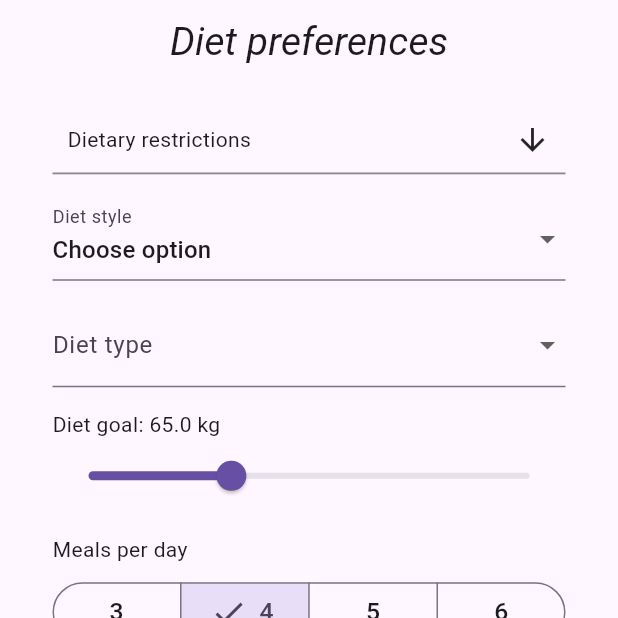
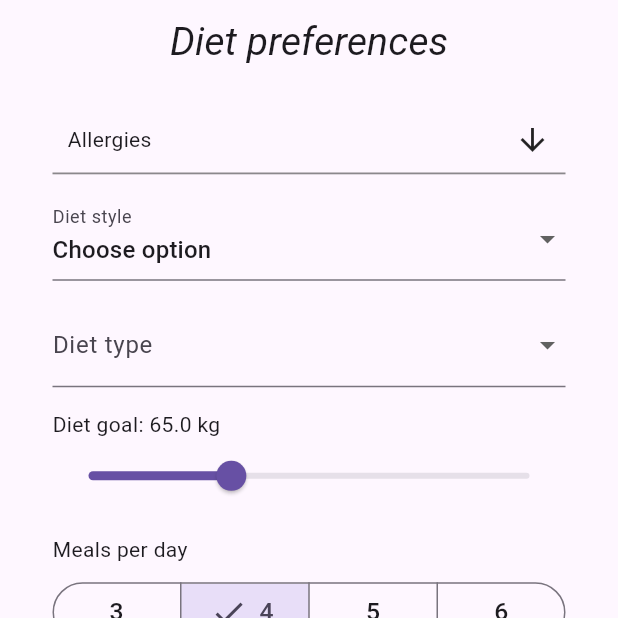
Before and after one commit to LukaszKluza/Foodini, a Flutter app: the DietPreferencesScreen screen opened by its route, on a phone screen of 412 x 824 dp, the top half of it. Run offline on Flutter 3.47's test engine with Material 3 defaults, Android fonts, the phone set to English and light mode, and no system bars; drawn by our look-alikes of multi_select_flutter; our stand-ins replace auto_size_text, cached_network_image, country_picker, dio, equatable, flutter_bloc and 7 more; missing offline and left inert: dio_cache_interceptor, http_cache_hive_store, universal_html, workmanager; accounts and stored records are empty; statements that could not run were skipped.

Commit message:
#193-add-dietstyle-enum-to-diet-preferences-form. Rename DietaryRestriction to Allergies

```diff
--- a/frontend/lib/blocs/user_details/diet_form_bloc.dart
+++ b/frontend/lib/blocs/user_details/diet_form_bloc.dart
@@ -54,10 +54,10 @@ class DietFormBloc extends Bloc<DietFormEvent, DietFormState> {
       }
     });
 
-    on<UpdateDietaryRestrictions>((event, emit) {
+    on<UpdateAllergies>((event, emit) {
       if (state is DietFormSubmit) {
         final currentState = state as DietFormSubmit;
-        emit(currentState.copyWith(allergies: event.dietaryRestrictions));
+        emit(currentState.copyWith(allergies: event.allergies));
       }
     });
 
@@ -186,7 +186,7 @@ class DietFormBloc extends Bloc<DietFormEvent, DietFormState> {
       currentState.weight,
       currentState.dateOfBirth,
       currentState.dietType,
-      currentState.dietaryRestrictions,
+      currentState.allergies,
       currentState.dietGoal,
       currentState.mealsPerDay,
       currentState.dailyBudget,
@@ -216,7 +216,7 @@ class DietFormBloc extends Bloc<DietFormEvent, DietFormState> {
         dateOfBirth: currentState.dateOfBirth!,
         dietType: currentState.dietType!,
         dietStyle: currentState.dietStyle,
-        dietaryRestrictions: currentState.dietaryRestrictions!,
+        allergies: currentState.allergies!,
         dietGoal: currentState.dietGoal!,
         mealsPerDay: currentState.mealsPerDay!,
         dietIntensity: currentState.dietIntensity!,
--- a/frontend/lib/config/app_config.dart
+++ b/frontend/lib/config/app_config.dart
@@ -27,16 +27,16 @@ class AppConfig {
     DietStyle.keto: AppLocalizations.of(context)!.dietStyle_Keto,
   };
 
-  static Map<DietaryRestriction, String> dietaryRestrictionLabels(BuildContext context) => {
-    DietaryRestriction.gluten: AppLocalizations.of(context)!.dietaryRestriction_Gluten,
-    DietaryRestriction.peanuts: AppLocalizations.of(context)!.dietaryRestriction_Peanuts,
-    DietaryRestriction.lactose: AppLocalizations.of(context)!.dietaryRestriction_Lactose,
-    DietaryRestriction.fish: AppLocalizations.of(context)!.dietaryRestriction_Fish,
-    DietaryRestriction.soy: AppLocalizations.of(context)!.dietaryRestriction_Soy,
-    DietaryRestriction.wheat: AppLocalizations.of(context)!.dietaryRestriction_Wheat,
-    DietaryRestriction.celery: AppLocalizations.of(context)!.dietaryRestriction_Celery,
-    DietaryRestriction.sulphites: AppLocalizations.of(context)!.dietaryRestriction_Sulphites,
-    DietaryRestriction.lupin: AppLocalizations.of(context)!.dietaryRestriction_Lupin
+  static Map<Allergies, String> allergiesLabels(BuildContext context) => {
+    Allergies.gluten: AppLocalizations.of(context)!.allergies_Gluten,
+    Allergies.peanuts: AppLocalizations.of(context)!.allergies_Peanuts,
+    Allergies.lactose: AppLocalizations.of(context)!.allergies_Lactose,
+    Allergies.fish: AppLocalizations.of(context)!.allergies_Fish,
+    Allergies.soy: AppLocalizations.of(context)!.allergies_Soy,
+    Allergies.wheat: AppLocalizations.of(context)!.allergies_Wheat,
+    Allergies.celery: AppLocalizations.of(context)!.allergies_Celery,
+    Allergies.sulphites: AppLocalizations.of(context)!.allergies_Sulphites,
+    Allergies.lupin: AppLocalizations.of(context)!.allergies_Lupin
   };
 
   static Map<DietIntensity, String> dietIntensityLabels(
--- a/frontend/lib/events/user_details/diet_form_events.dart
+++ b/frontend/lib/events/user_details/diet_form_events.dart
@@ -48,10 +48,10 @@ class UpdateDietStyle extends DietFormEvent {
   UpdateDietStyle(this.dietStyle);
 }
 
-class UpdateDietaryRestrictions extends DietFormEvent {
-  final List<DietaryRestriction> dietaryRestrictions;
+class UpdateAllergies extends DietFormEvent {
+  final List<Allergies> allergies;
 
-  UpdateDietaryRestrictions(this.dietaryRestrictions);
+  UpdateAllergies(this.allergies);
 }
 
 class UpdateDietGoal extends DietFormEvent {
--- a/frontend/lib/l10n/app_en.arb
+++ b/frontend/lib/l10n/app_en.arb
@@ -59,7 +59,7 @@
   "dietType": "Diet type",
   "requiredDietType": "Diet type is required",
   "dietStyle": "Diet style",
-  "dietaryRestrictions": "Dietary restrictions",
+  "allergies": "Allergies",
   "dietGoal": "Diet goal",
   "enterYourDietGoal": "Enter your diet goal",
   "weightKg": "Weight (kg)",
@@ -102,15 +102,15 @@
   "dietType_MuscleGain": "Muscle Gain",
   "dietType_WeightMaintenance": "Weight Maintenance",
 
-  "dietaryRestriction_Gluten": "Gluten",
-  "dietaryRestriction_Peanuts": "Peanuts",
-  "dietaryRestriction_Lactose": "Lactose",
-  "dietaryRestriction_Fish": "Fish",
-  "dietaryRestriction_Soy": "Soy",
-  "dietaryRestriction_Wheat": "Wheat",
-  "dietaryRestriction_Celery": "Celery",
-  "dietaryRestriction_Sulphites": "Sulphites",
-  "dietaryRestriction_Lupin": "Lupin",
+  "allergies_Gluten": "Gluten",
+  "allergies_Peanuts": "Peanuts",
+  "allergies_Lactose": "Lactose",
+  "allergies_Fish": "Fish",
+  "allergies_Soy": "Soy",
+  "allergies_Wheat": "Wheat",
+  "allergies_Celery": "Celery",
+  "allergies_Sulphites": "Sulphites",
+  "allergies_Lupin": "Lupin",
 
   "dietStyle_Vegetarian": "Vegetarian",
   "dietStyle_Vegan": "Vegan",
--- a/frontend/lib/l10n/app_localizations.dart
+++ b/frontend/lib/l10n/app_localizations.dart
@@ -449,11 +449,11 @@ abstract class AppLocalizations {
   /// **'Diet style'**
   String get dietStyle;
 
-  /// No description provided for @dietaryRestrictions.
+  /// No description provided for @allergies.
   ///
   /// In en, this message translates to:
-  /// **'Dietary restrictions'**
-  String get dietaryRestrictions;
+  /// **'Allergies'**
+  String get allergies;
 
   /// No description provided for @dietGoal.
   ///
@@ -695,59 +695,59 @@ abstract class AppLocalizations {
   /// **'Weight Maintenance'**
   String get dietType_WeightMaintenance;
 
-  /// No description provided for @dietaryRestriction_Gluten.
+  /// No description provided for @allergies_Gluten.
   ///
   /// In en, this message translates to:
   /// **'Gluten'**
-  String get dietaryRestriction_Gluten;
+  String get allergies_Gluten;
 
-  /// No description provided for @dietaryRestriction_Peanuts.
+  /// No description provided for @allergies_Peanuts.
   ///
   /// In en, this message translates to:
   /// **'Peanuts'**
-  String get dietaryRestriction_Peanuts;
+  String get allergies_Peanuts;
 
-  /// No description provided for @dietaryRestriction_Lactose.
+  /// No description provided for @allergies_Lactose.
   ///
   /// In en, this message translates to:
   /// **'Lactose'**
-  String get dietaryRestriction_Lactose;
+  String get allergies_Lactose;
 
-  /// No description provided for @dietaryRestriction_Fish.
+  /// No description provided for @allergies_Fish.
   ///
   /// In en, this message translates to:
   /// **'Fish'**
-  String get dietaryRestriction_Fish;
+  String get allergies_Fish;
 
-  /// No description provided for @dietaryRestriction_Soy.
+  /// No description provided for @allergies_Soy.
   ///
   /// In en, this message translates to:
   /// **'Soy'**
-  String get dietaryRestriction_Soy;
+  String get allergies_Soy;
 
-  /// No description provided for @dietaryRestriction_Wheat.
+  /// No description provided for @allergies_Wheat.
   ///
   /// In en, this message translates to:
   /// **'Wheat'**
-  String get dietaryRestriction_Wheat;
+  String get allergies_Wheat;
 
-  /// No description provided for @dietaryRestriction_Celery.
+  /// No description provided for @allergies_Celery.
   ///
   /// In en, this message translates to:
   /// **'Celery'**
-  String get dietaryRestriction_Celery;
+  String get allergies_Celery;
 
-  /// No description provided for @dietaryRestriction_Sulphites.
+  /// No description provided for @allergies_Sulphites.
   ///
   /// In en, this message translates to:
   /// **'Sulphites'**
-  String get dietaryRestriction_Sulphites;
+  String get allergies_Sulphites;
 
-  /// No description provided for @dietaryRestriction_Lupin.
+  /// No description provided for @allergies_Lupin.
   ///
   /// In en, this message translates to:
   /// **'Lupin'**
-  String get dietaryRestriction_Lupin;
+  String get allergies_Lupin;
 
   /// No description provided for @dietStyle_Vegetarian.
   ///
--- a/frontend/lib/l10n/app_localizations_en.dart
+++ b/frontend/lib/l10n/app_localizations_en.dart
@@ -186,7 +186,7 @@ class AppLocalizationsEn extends AppLocalizations {
   String get dietStyle => 'Diet style';
 
   @override
-  String get dietaryRestrictions => 'Dietary restrictions';
+  String get allergies => 'Allergies';
 
   @override
   String get dietGoal => 'Diet goal';
@@ -309,31 +309,31 @@ class AppLocalizationsEn extends AppLocalizations {
   String get dietType_WeightMaintenance => 'Weight Maintenance';
 
   @override
-  String get dietaryRestriction_Gluten => 'Gluten';
+  String get allergies_Gluten => 'Gluten';
 
   @override
-  String get dietaryRestriction_Peanuts => 'Peanuts';
+  String get allergies_Peanuts => 'Peanuts';
 
   @override
-  String get dietaryRestriction_Lactose => 'Lactose';
+  String get allergies_Lactose => 'Lactose';
 
   @override
-  String get dietaryRestriction_Fish => 'Fish';
+  String get allergies_Fish => 'Fish';
 
   @override
-  String get dietaryRestriction_Soy => 'Soy';
+  String get allergies_Soy => 'Soy';
 
   @override
-  String get dietaryRestriction_Wheat => 'Wheat';
+  String get allergies_Wheat => 'Wheat';
 
   @override
-  String get dietaryRestriction_Celery => 'Celery';
+  String get allergies_Celery => 'Celery';
 
   @override
-  String get dietaryRestriction_Sulphites => 'Sulphites';
+  String get allergies_Sulphites => 'Sulphites';
 
   @override
-  String get dietaryRestriction_Lupin => 'Lupin';
+  String get allergies_Lupin => 'Lupin';
 
   @override
   String get dietStyle_Vegetarian => 'Vegetarian';
--- a/frontend/lib/l10n/app_localizations_pl.dart
+++ b/frontend/lib/l10n/app_localizations_pl.dart
@@ -186,7 +186,7 @@ class AppLocalizationsPl extends AppLocalizations {
   String get dietStyle => 'Styl diety';
 
   @override
-  String get dietaryRestrictions => 'Restrykcje żywieniowe';
+  String get allergies => 'Alergie';
 
   @override
   String get dietGoal => 'Cel diety';
@@ -309,31 +309,31 @@ class AppLocalizationsPl extends AppLocalizations {
   String get dietType_WeightMaintenance => 'Utrzymanie wagi';
 
   @override
-  String get dietaryRestriction_Gluten => 'Gluten';
+  String get allergies_Gluten => 'Gluten';
 
   @override
-  String get dietaryRestriction_Peanuts => 'Orzeszki ziemne';
+  String get allergies_Peanuts => 'Orzeszki ziemne';
 
   @override
-  String get dietaryRestriction_Lactose => 'Laktoza';
+  String get allergies_Lactose => 'Laktoza';
 
   @override
-  String get dietaryRestriction_Fish => 'Ryby';
+  String get allergies_Fish => 'Ryby';
 
   @override
-  String get dietaryRestriction_Soy => 'Soja';
+  String get allergies_Soy => 'Soja';
 
   @override
-  String get dietaryRestriction_Wheat => 'Pszenica';
+  String get allergies_Wheat => 'Pszenica';
 
   @override
-  String get dietaryRestriction_Celery => 'Seler';
+  String get allergies_Celery => 'Seler';
 
   @override
-  String get dietaryRestriction_Sulphites => 'Siarczyny';
+  String get allergies_Sulphites => 'Siarczyny';
 
   @override
-  String get dietaryRestriction_Lupin => 'Łubin';
+  String get allergies_Lupin => 'Łubin';
 
   @override
   String get dietStyle_Vegetarian => 'Wegetariańska';
--- a/frontend/lib/l10n/app_pl.arb
+++ b/frontend/lib/l10n/app_pl.arb
@@ -59,7 +59,7 @@
   "dietType": "Typ diety",
   "requiredDietType": "Typ diety jest wymagany",
   "dietStyle": "Styl diety",
-  "dietaryRestrictions": "Restrykcje żywieniowe",
+  "allergies": "Alergie",
   "dietGoal": "Cel diety",
   "enterYourDietGoal": "Wprowadź swój cel diety",
   "weightKg": "Waga (kg)",
@@ -102,15 +102,15 @@
   "dietType_MuscleGain": "Przyrost masy mięśniowej",
   "dietType_WeightMaintenance": "Utrzymanie wagi",
 
-  "dietaryRestriction_Gluten": "Gluten",
-  "dietaryRestriction_Peanuts": "Orzeszki ziemne",
-  "dietaryRestriction_Lactose": "Laktoza",
-  "dietaryRestriction_Fish": "Ryby",
-  "dietaryRestriction_Soy": "Soja",
-  "dietaryRestriction_Wheat": "Pszenica",
-  "dietaryRestriction_Celery": "Seler",
-  "dietaryRestriction_Sulphites": "Siarczyny",
-  "dietaryRestriction_Lupin": "Łubin",
+  "allergies_Gluten": "Gluten",
+  "allergies_Peanuts": "Orzeszki ziemne",
+  "allergies_Lactose": "Laktoza",
+  "allergies_Fish": "Ryby",
+  "allergies_Soy": "Soja",
+  "allergies_Wheat": "Pszenica",
+  "allergies_Celery": "Seler",
+  "allergies_Sulphites": "Siarczyny",
+  "allergies_Lupin": "Łubin",
 
   "dietStyle_Vegetarian": "Wegetariańska",
   "dietStyle_Vegan": "Wegańska",
--- a/frontend/lib/models/user_details/diet_form.dart
+++ b/frontend/lib/models/user_details/diet_form.dart
@@ -16,7 +16,7 @@ class DietForm {
   final DateTime dateOfBirth;
   final DietType dietType;
   final DietStyle? dietStyle;
-  final List<DietaryRestriction> dietaryRestrictions;
+  final List<Allergies> allergies;
   final double dietGoal;
   final int mealsPerDay;
   final DietIntensity dietIntensity;
@@ -36,7 +36,7 @@ class DietForm {
     required this.dateOfBirth,
     required this.dietType,
     this.dietStyle,
-    required this.dietaryRestrictions,
+    required this.allergies,
     required this.dietGoal,
     required this.mealsPerDay,
     required this.dietIntensity,
@@ -57,7 +57,7 @@ class DietForm {
     'date_of_birth': dateOfBirth.toIso8601String(),
     'diet_type': dietType.toJson(),
     'diet_style': dietStyle?.toJson(),
-    'dietary_restrictions': dietaryRestrictions.map((a) => a.toJson()).toList(),
+    'dietary_restrictions': allergies.map((a) => a.toJson()).toList(),
     'diet_goal_kg': dietGoal,
     'meals_per_day': mealsPerDay,
     'diet_intensity': dietIntensity.toJson(),
@@ -81,9 +81,9 @@ class DietForm {
       dietStyle: json['diet_style'] != null
           ? DietStyle.fromJson(json['diet_style'])
           : null,
-      dietaryRestrictions:
+      allergies:
           (json['dietary_restrictions'] as List<dynamic>)
-              .map((e) => DietaryRestriction.fromJson(e))
+              .map((e) => Allergies.fromJson(e))
               .toList(),
       dietGoal: (json['diet_goal_kg'] as num).toDouble(),
       mealsPerDay: json['meals_per_day'] as int,
--- a/frontend/lib/models/user_details/diet_preferences.dart
+++ b/frontend/lib/models/user_details/diet_preferences.dart
@@ -4,7 +4,7 @@ import 'package:frontend/models/user_details/dietary_restriction.dart';
 
 class DietPreferences {
   final DietType dietType;
-  final List<DietaryRestriction> dietaryRestriction;
+  final List<Allergies> dietaryRestriction;
   final double dietGoal;
   final int mealsPerDay;
   final DietIntensity dietIntensity;
--- a/frontend/lib/models/user_details/dietary_restriction.dart
+++ b/frontend/lib/models/user_details/dietary_restriction.dart
@@ -1,4 +1,4 @@
-enum DietaryRestriction {
+enum Allergies {
   gluten(0, 'gluten'),
   peanuts(1, 'peanuts'),
   lactose(2, 'lactose'),
@@ -12,23 +12,23 @@ enum DietaryRestriction {
   final int value;
   final String nameStr;
 
-  const DietaryRestriction(this.value, this.nameStr);
+  const Allergies(this.value, this.nameStr);
 
   String toJson() => nameStr;
 
-  static DietaryRestriction fromJson(String value) {
-    return DietaryRestriction.values.firstWhere(
+  static Allergies fromJson(String value) {
+    return Allergies.values.firstWhere(
       (e) => e.nameStr == value,
-      orElse: () => throw ArgumentError('Unknown dietary restriction: $value'),
+      orElse: () => throw ArgumentError('Unknown allergy: $value'),
     );
   }
 
   int toInt() => value;
 
-  static DietaryRestriction fromInt(int value) {
-    return DietaryRestriction.values.firstWhere(
+  static Allergies fromInt(int value) {
+    return Allergies.values.firstWhere(
       (e) => e.value == value,
-      orElse: () => throw ArgumentError('Invalid dietary restriction value: $value'),
+      orElse: () => throw ArgumentError('Invalid allergy value: $value'),
     );
   }
 }
--- a/frontend/lib/states/diet_form_states.dart
+++ b/frontend/lib/states/diet_form_states.dart
@@ -28,7 +28,7 @@ class DietFormSubmit extends DietFormState {
 
   final DietType? dietType;
   final DietStyle? dietStyle;
-  final List<DietaryRestriction>? dietaryRestrictions;
+  final List<Allergies>? allergies;
   final double? dietGoal;
   final int? mealsPerDay;
   final DietIntensity? dietIntensity;
@@ -53,7 +53,7 @@ class DietFormSubmit extends DietFormState {
     this.dateOfBirth,
     this.dietType,
     this.dietStyle,
-    this.dietaryRestrictions = const [],
+    this.allergies = const [],
     this.dietGoal,
     this.mealsPerDay = Constants.defaultMealsPerDay,
     this.dietIntensity,
@@ -103,8 +103,8 @@ class DietFormSubmit extends DietFormState {
               : dateOfBirth as DateTime?,
       dietType: dietType == _noChange ? this.dietType : dietType as DietType?,
       dietStyle: dietStyle == _noChange ? this.dietStyle : dietStyle as DietStyle?,
-      dietaryRestrictions:
-          allergies == _noChange ? dietaryRestrictions : allergies as List<DietaryRestriction>?,
+      allergies:
+          allergies == _noChange ? this.allergies : allergies as List<Allergies>?,
       dietGoal: dietGoal == _noChange ? this.dietGoal : dietGoal as double?,
       mealsPerDay:
           mealsPerDay == _noChange ? this.mealsPerDay : mealsPerDay as int?,
@@ -158,7 +158,7 @@ class DietFormSubmit extends DietFormState {
       dateOfBirth: form.dateOfBirth,
       dietType: form.dietType,
       dietStyle: form.dietStyle,
-      dietaryRestrictions: form.dietaryRestrictions,
+      allergies: form.allergies,
       dietGoal: form.dietGoal,
       mealsPerDay: form.mealsPerDay,
       dailyBudget: form.dailyBudget,
@@ -184,7 +184,7 @@ class DietFormSubmit extends DietFormState {
       dateOfBirth: null,
       dietType: null,
       dietStyle: null,
-      dietaryRestrictions: const [],
+      allergies: const [],
       dietGoal: null,
       mealsPerDay: Constants.defaultMealsPerDay,
       dietIntensity: null,
--- a/frontend/lib/views/screens/user_details/diet_preferences_screen.dart
+++ b/frontend/lib/views/screens/user_details/diet_preferences_screen.dart
@@ -75,7 +75,7 @@ class _DietPreferencesForm extends StatefulWidget {
 class _DietPreferencesFormState extends State<_DietPreferencesForm> {
   final _formKey = GlobalKey<FormState>();
 
-  List<DietaryRestriction> _selectedDietaryRestrictions = [];
+  List<Allergies> _selectedAllergies = [];
   DietType? _selectedDietType;
   DietStyle? _selectedDietStyle;
   double _selectedDietGoal = Constants.defaultWeight;
@@ -96,7 +96,7 @@ class _DietPreferencesFormState extends State<_DietPreferencesForm> {
       _selectedDietType = blocState.dietType ?? _selectedDietType;
       _selectedDietStyle = blocState.dietStyle ?? _selectedDietStyle;
       _selectedDietGoal = blocState.dietGoal ?? _selectedDietGoal;
-      _selectedDietaryRestrictions = blocState.dietaryRestrictions ?? _selectedDietaryRestrictions;
+      _selectedAllergies = blocState.allergies ?? _selectedAllergies;
       _selectedDietIntensity =
           blocState.dietIntensity ?? _selectedDietIntensity;
       _selectedMealsPerDay = blocState.mealsPerDay ?? _selectedMealsPerDay;
@@ -175,10 +175,10 @@ class _DietPreferencesFormState extends State<_DietPreferencesForm> {
     );
   }
 
-  void _onDietaryRestrictionsChanged(List<DietaryRestriction> values) {
+  void _onAllergiesChanged(List<Allergies> values) {
     _updateStateAndBloc(
-      updateState: () => _selectedDietaryRestrictions = values,
-      blocEvent: UpdateDietaryRestrictions(values),
+      updateState: () => _selectedAllergies = values,
+      blocEvent: UpdateAllergies(values),
     );
   }
 
@@ -222,25 +222,25 @@ class _DietPreferencesFormState extends State<_DietPreferencesForm> {
     final screenWidth = MediaQuery.of(context).size.width;
 
     final fields = [
-      MultiSelectDialogField<DietaryRestriction>(
-        initialValue: _selectedDietaryRestrictions,
+      MultiSelectDialogField<Allergies>(
+        initialValue: _selectedAllergies,
         items:
-            DietaryRestriction.values
+            Allergies.values
                 .map(
-                  (dietaryRestriction) => MultiSelectItem<DietaryRestriction>(
-                    dietaryRestriction,
-                    AppConfig.dietaryRestrictionLabels(context)[dietaryRestriction]!,
+                  (allergy) => MultiSelectItem<Allergies>(
+                    allergy,
+                    AppConfig.allergiesLabels(context)[allergy]!,
                   ),
                 )
                 .toList(),
-        title: Text(AppLocalizations.of(context)!.dietaryRestrictions),
+        title: Text(AppLocalizations.of(context)!.allergies),
         selectedColor: Colors.purpleAccent,
         chipDisplay: MultiSelectChipDisplay(
           chipColor: Colors.purpleAccent[50],
           textStyle: const TextStyle(color: Colors.black),
         ),
-        buttonText: Text(AppLocalizations.of(context)!.dietaryRestrictions),
-        onConfirm: _onDietaryRestrictionsChanged,
+        buttonText: Text(AppLocalizations.of(context)!.allergies),
+        onConfirm: _onAllergiesChanged,
       ),
       DropdownButtonFormField<DietStyle>(
         key: const Key('diet_style'),
```
Also changed, not shown: 2 other files.
